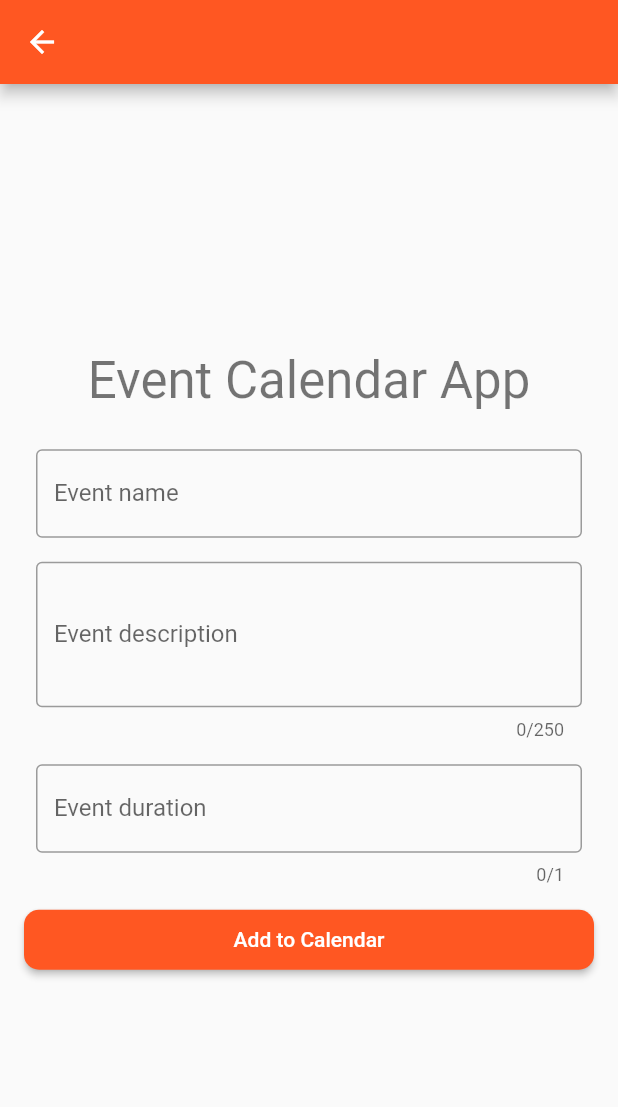
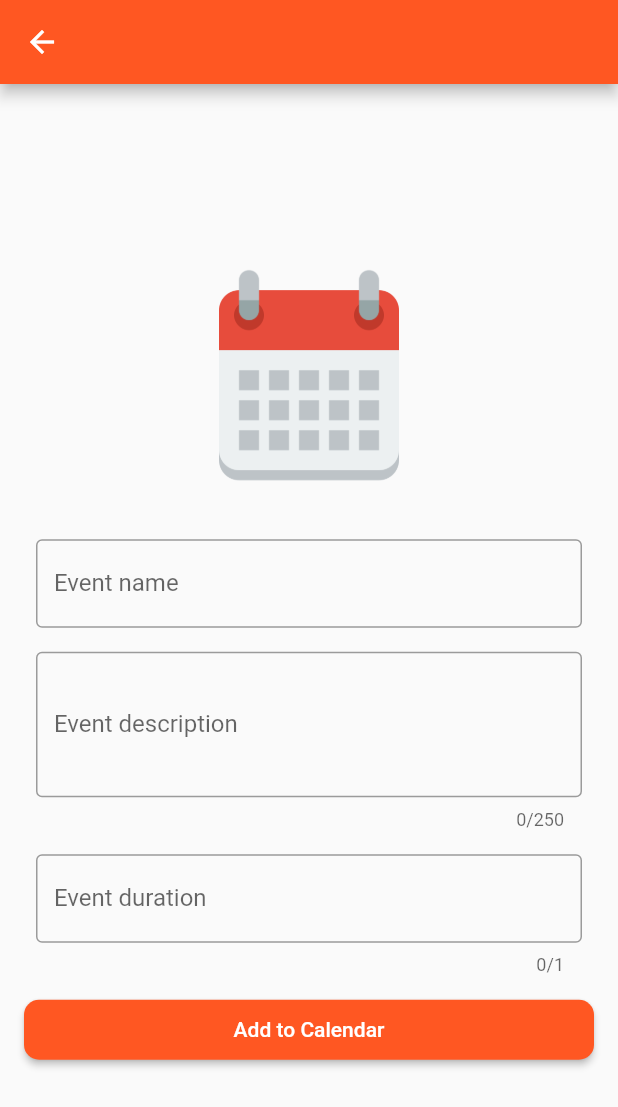
Before and after one commit to diogosequeira94/device_calendar_cubit, a Flutter app: the CalendarEventFormPage screen opened directly with empty values, on a phone screen of 412 x 824 dp. Shown: the top 1107 px of the screen. Run offline on Flutter 3.47's test engine with Material 2 defaults, Android fonts, the phone set to English and light mode, and no system bars; our stand-ins replace bloc, equatable, flutter_bloc; missing offline and left inert: device_calendar.

Commit message:
changed image in calendar_event_form_page

```diff
--- a/lib/pages/calendar_event_form_page.dart
+++ b/lib/pages/calendar_event_form_page.dart
@@ -46,10 +46,9 @@ class CalendarEventFormPage extends StatelessWidget {
             child: Column(
               mainAxisAlignment: MainAxisAlignment.center,
               children: <Widget>[
-                Text(
-                  CalendarStrings.mainTitle,
-                  style: Theme.of(context).textTheme.headline4,
-                ),
+                Image(width: 160,
+                    height: 160,
+                    image: AssetImage(CalendarStrings.pathToCalendarImg)),
                 const SizedBox(height: 18.0),
                 Padding(
                   padding: const EdgeInsets.symmetric(horizontal: 16.0),
```
